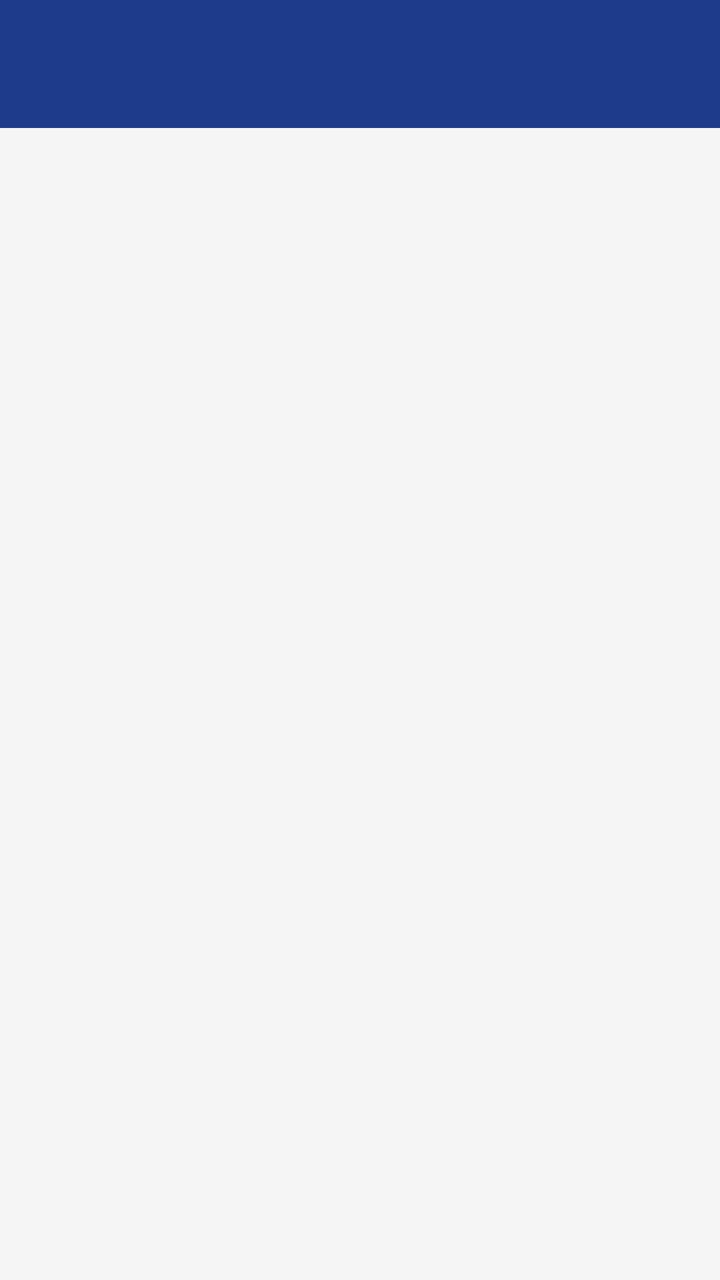
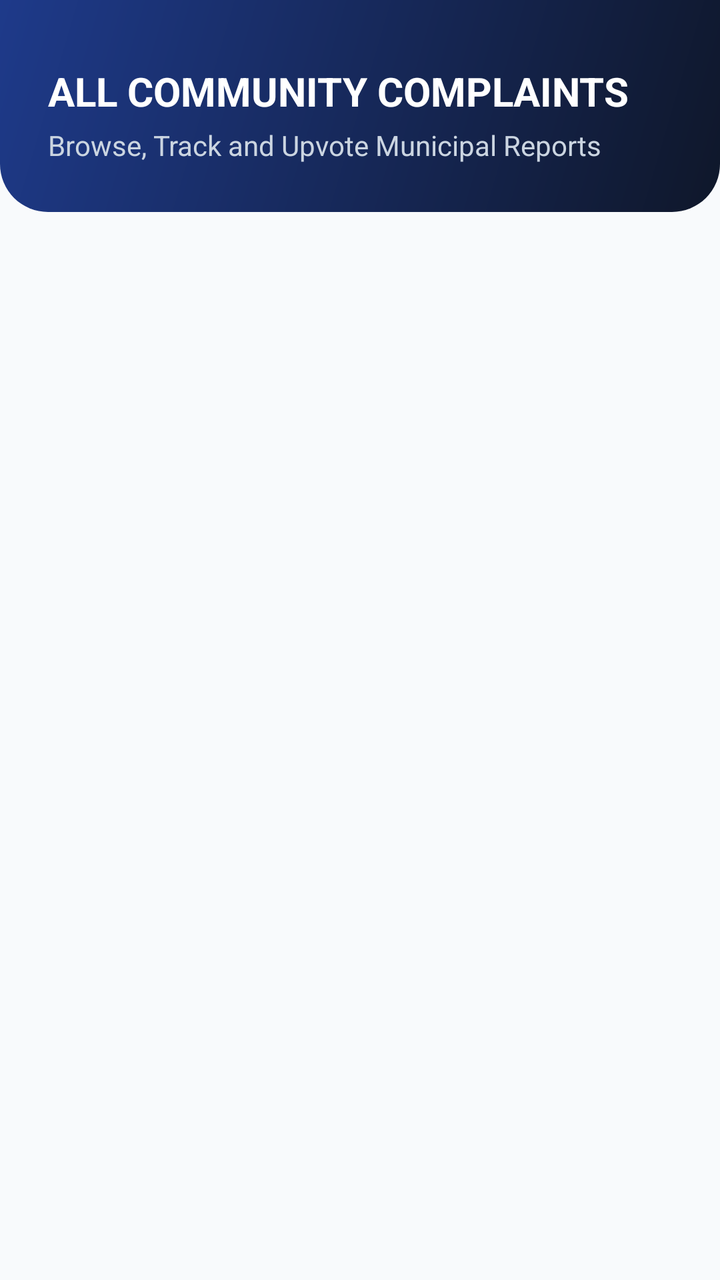

Screens rendered from an Android XML layout before and after an edit, with the pre-edit source and the edit as a unified diff.
<!-- AndroidManifest.xml: application theme Theme.MunicipalCitizenApp -->
<!-- res/layout/activity_my_complaints.xml -->
<?xml version="1.0" encoding="utf-8"?>
<LinearLayout xmlns:android="http://schemas.android.com/apk/res/android"
    android:layout_width="match_parent"
    android:layout_height="match_parent"
    android:orientation="vertical"
    android:background="#F5F5F5">

    <androidx.appcompat.widget.Toolbar
        android:id="@+id/toolbar"
        android:layout_width="match_parent"
        android:layout_height="?attr/actionBarSize"
        android:background="@color/purple_500"
        android:theme="@style/ThemeOverlay.AppCompat.Dark.ActionBar" />

    <androidx.recyclerview.widget.RecyclerView
        android:id="@+id/rvMyComplaints"
        android:layout_width="match_parent"
        android:layout_height="match_parent"
        android:paddingTop="8dp"
        android:clipToPadding="false" />

</LinearLayout>
<!-- resources referenced by this layout -->
<resources>
  <color name="purple_500">#1E3A8A</color>
  <style name="Theme.MunicipalCitizenApp" parent="Theme.Material3.Light.NoActionBar">
          <item name="colorPrimary">@color/primary_blue</item>
          <item name="colorOnPrimary">@color/white</item>
          <item name="colorPrimaryContainer">@color/purple_200</item>
          <item name="colorSecondary">@color/accent_teal</item>
          <item name="android:windowBackground">@color/bg_light</item>
          <item name="android:forceDarkAllowed" tools:targetApi="q">false</item>
      </style>
  <color name="primary_blue">#1E3A8A</color>
  <color name="white">#FFFFFF</color>
  <color name="purple_200">#93C5FD</color>
  <color name="accent_teal">#0D9488</color>
  <color name="bg_light">#F8FAFC</color>
</resources>

<!-- the commit's change to res/layout/activity_my_complaints.xml (unified diff, before → after) -->
@@ -3,20 +3,38 @@
     android:layout_width="match_parent"
     android:layout_height="match_parent"
     android:orientation="vertical"
-    android:background="#F5F5F5">
+    android:background="@color/bg_light">
 
-    <androidx.appcompat.widget.Toolbar
-        android:id="@+id/toolbar"
+    <LinearLayout
         android:layout_width="match_parent"
-        android:layout_height="?attr/actionBarSize"
-        android:background="@color/purple_500"
-        android:theme="@style/ThemeOverlay.AppCompat.Dark.ActionBar" />
+        android:layout_height="wrap_content"
+        android:background="@drawable/bg_header_gradient"
+        android:orientation="vertical"
+        android:paddingHorizontal="24dp"
+        android:paddingTop="32dp"
+        android:paddingBottom="24dp">
+
+        <TextView
+            android:layout_width="wrap_content"
+            android:layout_height="wrap_content"
+            android:text="ALL COMMUNITY COMPLAINTS"
+            android:textSize="20sp"
+            android:textStyle="bold"
+            android:textColor="@color/white" />
+
+        <TextView
+            android:layout_width="wrap_content"
+            android:layout_height="wrap_content"
+            android:text="Browse, Track and Upvote Municipal Reports"
+            android:textColor="#CBD5E1"
+            android:textSize="14sp"
+            android:layout_marginTop="4dp" />
+    </LinearLayout>
 
     <androidx.recyclerview.widget.RecyclerView
         android:id="@+id/rvMyComplaints"
         android:layout_width="match_parent"
         android:layout_height="match_parent"
-        android:paddingTop="8dp"
-        android:clipToPadding="false" />
+        android:padding="8dp" />
 
 </LinearLayout>
<!-- resource entries referenced after the edit -->
@@ -1,6 +1,5 @@
 <!-- resources referenced by this layout -->
 <resources>
-  <color name="purple_500">#1E3A8A</color>
   <style name="Theme.MunicipalCitizenApp" parent="Theme.Material3.Light.NoActionBar">
           <item name="colorPrimary">@color/primary_blue</item>
           <item name="colorOnPrimary">@color/white</item>
@@ -11,6 +10,18 @@
       </style>
   <color name="primary_blue">#1E3A8A</color>
   <color name="white">#FFFFFF</color>
+  <!-- drawable bg_header_gradient (drawable) -->
+  <?xml version="1.0" encoding="utf-8"?>
+  <shape xmlns:android="http://schemas.android.com/apk/res/android"
+      android:shape="rectangle">
+      <gradient
+          android:startColor="#0F172A"
+          android:endColor="#1E3A8A"
+          android:angle="135" />
+      <corners
+          android:bottomLeftRadius="24dp"
+          android:bottomRightRadius="24dp" />
+  </shape>
   <color name="purple_200">#93C5FD</color>
   <color name="accent_teal">#0D9488</color>
   <color name="bg_light">#F8FAFC</color>
